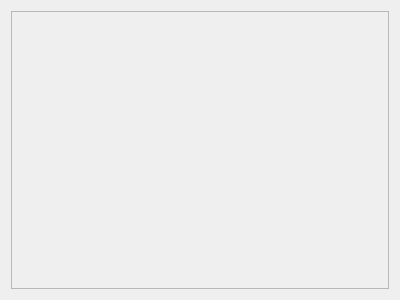
SciQLop/SciQLop, file gui/ui/Visualization/VisualizationZoneWidget.ui: the form before one commit.
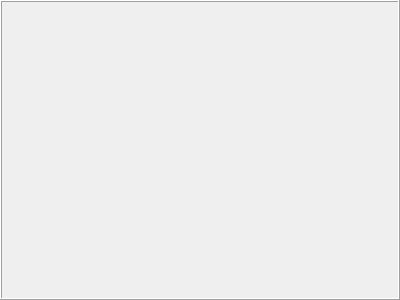
The form after the commit.

Commit message: Add lambda in VIsualizationWidget to fix the bug of the corner widget button size Modify the property of the QFrame to ensure the box around the zone widget to be visible

Patch:
```diff
--- a/gui/ui/Visualization/VisualizationZoneWidget.ui
+++ b/gui/ui/Visualization/VisualizationZoneWidget.ui
@@ -14,14 +14,32 @@
    <string>Form</string>
   </property>
   <layout class="QVBoxLayout" name="verticalLayout_2">
+   <property name="spacing">
+    <number>3</number>
+   </property>
+   <property name="leftMargin">
+    <number>0</number>
+   </property>
+   <property name="topMargin">
+    <number>0</number>
+   </property>
+   <property name="rightMargin">
+    <number>0</number>
+   </property>
+   <property name="bottomMargin">
+    <number>0</number>
+   </property>
    <item>
     <widget class="QFrame" name="visualizationZoneFrame">
      <property name="frameShape">
-      <enum>QFrame::StyledPanel</enum>
+      <enum>QFrame::Box</enum>
      </property>
      <property name="frameShadow">
       <enum>QFrame::Raised</enum>
      </property>
+     <property name="lineWidth">
+      <number>1</number>
+     </property>
      <layout class="QVBoxLayout" name="verticalLayout"/>
     </widget>
    </item>
```
The commit also changes 1 other file.
